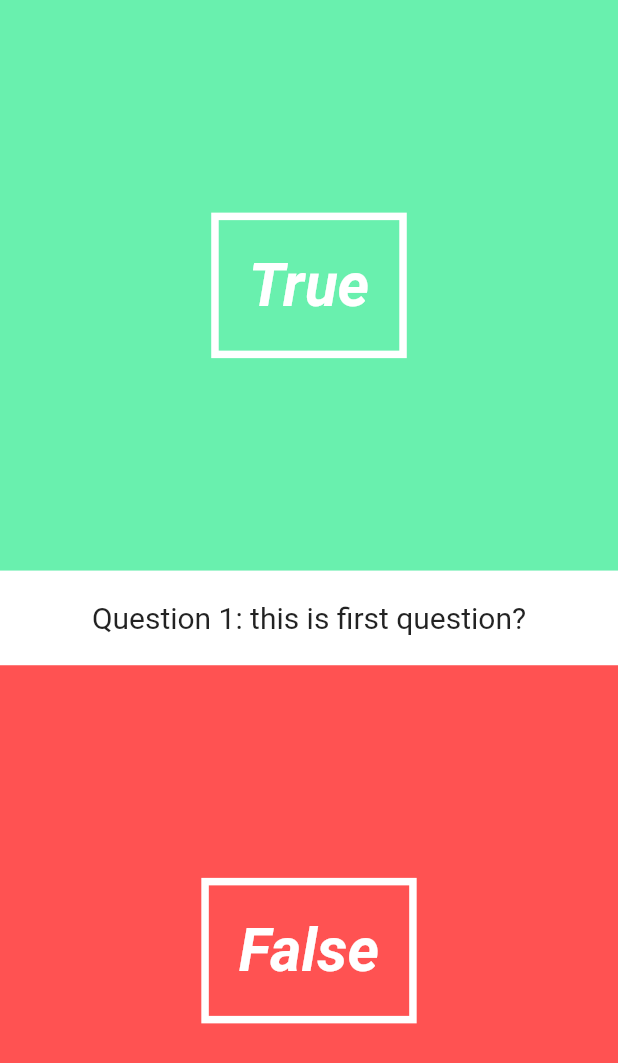
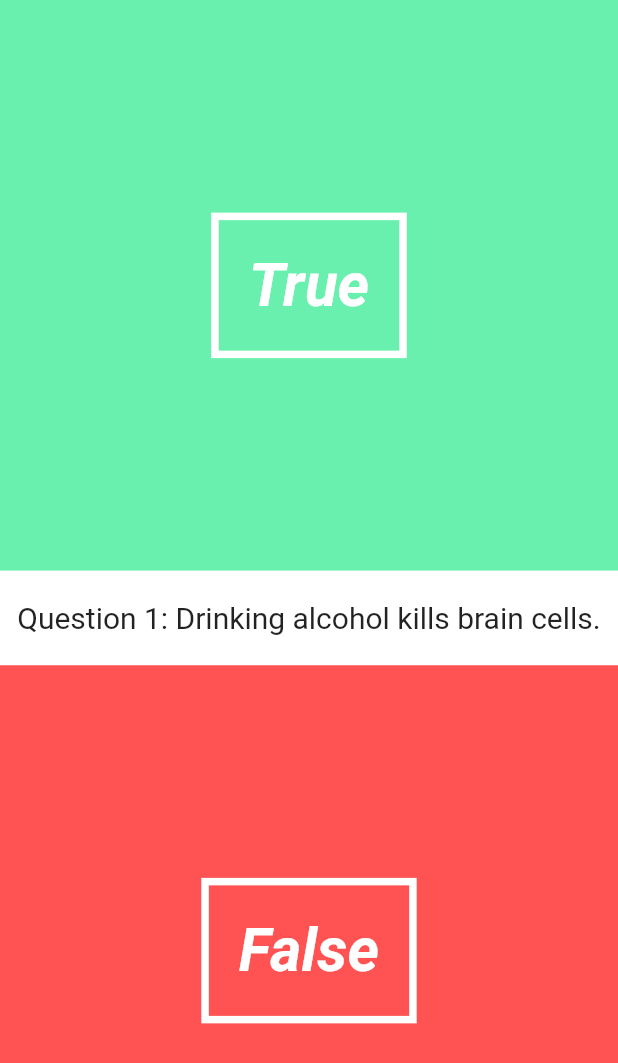
Before and after one commit to sparshrestha/flutter_app, a Flutter app: the QuizPage widget shown alone on an empty page, opened directly, on a phone screen of 412 x 824 dp. Shown: the top 1063 px of the screen. Run offline on Flutter 3.47's test engine with Material 2 defaults, Android fonts, the phone set to English and light mode, and no system bars.

Commit message:
final commit before moving onto next

```diff
--- a/lib/pages/landing_page.dart
+++ b/lib/pages/landing_page.dart
@@ -11,7 +11,7 @@ class LandingPage extends StatelessWidget {
         child: new Column(
           mainAxisAlignment: MainAxisAlignment.center,
           children: <Widget>[
-            new Text("Quizzz!!!", style: new TextStyle(color: Colors.white, fontSize: 50.0, fontWeight: FontWeight.bold),),
+            new Text("Lawa Quizzz!!!", style: new TextStyle(color: Colors.white, fontSize: 50.0, fontWeight: FontWeight.bold),),
             new Text("Tap to Start!",style: new TextStyle(color: Colors.white, fontSize: 20.0, fontWeight: FontWeight.bold),)
           ],
         ),
--- a/lib/pages/quiz_page.dart
+++ b/lib/pages/quiz_page.dart
@@ -19,9 +19,26 @@ class QuizPageState extends State<QuizPage> {
 
   Question currentQuestion;
   Quiz quiz = new Quiz([
-    new Question("this is first question?", false),
-    new Question("second question", true),
-    new Question("third question", false)
+    new Question("Lightning never strikes in the same place twice.", false),
+    new Question("If you cry in space the tears just stick to your face.", true),
+    new Question("If you cut an earthworm in half, both halves can regrow their body.", false),
+    new Question("Humans can distinguish between over a trillion different smells.", true),
+    new Question("Adults have fewer bones than babies do.", true),
+    new Question("Napoleon Bonaparte was extremely short.", false),
+    new Question("Goldfish only have a memory of three seconds.", false),
+    new Question("There are more cells of bacteria in your body than there are human cells.", true),
+    new Question("Your fingernails and hair keep growing after you die.", false),
+    new Question("Birds are dinosaurs.", true),
+    new Question("Ajay Poudel is in Pokhara.", true),
+    new Question("Swatantra is high. Are you high bruh ? LOL.", true),
+    new Question("Buzz Aldrin was the first man to urinate on the moon.", true),
+    new Question("Twinkies have an infinite shelf life.", false),
+    new Question("Humans can’t breathe and swallow at the same time.", true),
+    new Question("The top of the Eiffel Tower leans away from the sun.", true),
+    new Question("Drinking alcohol kills brain cells.", false),
+    new Question("Sangam has more accurate database than all of Google.", true),
+    new Question("Khadke is stronger than Super-Man.", true),
+    new Question("Bimal was drunk on the Holi of 2074", true)
   ]);
   String questionText;
   int questionNumber;
--- a/lib/pages/score_page.dart
+++ b/lib/pages/score_page.dart
@@ -7,7 +7,6 @@ class ScorePage extends StatelessWidget {
   final int totalQuestions;
 
   ScorePage(this.score, this.totalQuestions);
-
 
   @override
   Widget build(BuildContext context) {
--- a/lib/utils/quiz.dart
+++ b/lib/utils/quiz.dart
@@ -12,7 +12,7 @@ class Quiz {
   List<Question> get questions => _questions;
   int get length => _questions.length;
   int get questionNumber => _currentQuestionIndex+1;
-  int get score => score;
+  int get score => _score;
 
   Question get nextQuestion {
     _currentQuestionIndex++;
```
Also changed, not shown: 2 other files.
